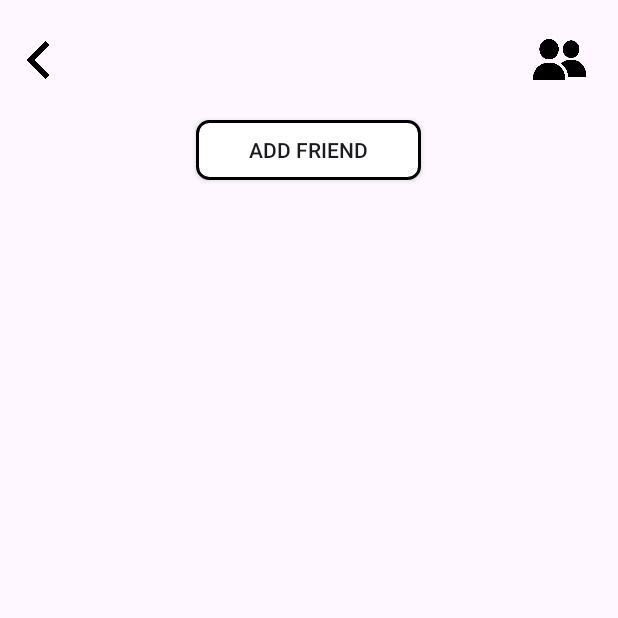
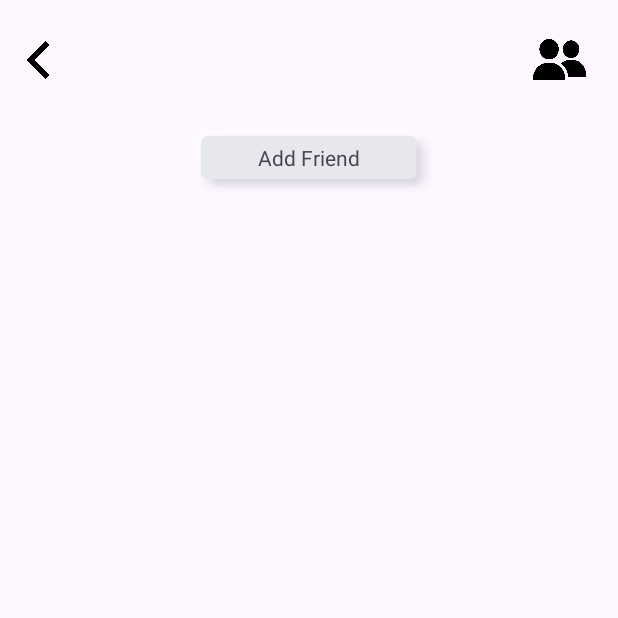
Before and after one commit to vincenteab/BeerIQ, an Android app: the FriendsListActivity screen opened directly, with no data from a screen before it, on a phone screen of 412 x 824 dp, the top half of it. Run offline under Robolectric (Android 15) with nearby library versions, the phone set to English and light mode, and no system bars; our stand-ins replace Firebase (no records; nobody signed in at launch, a user with empty details on screens opened directly).

Commit message:
added UI for friends list/requests

```diff
--- a/app/src/main/res/layout/fragment_friends_list.xml
+++ b/app/src/main/res/layout/fragment_friends_list.xml
@@ -36,14 +36,15 @@
 
         <androidx.appcompat.widget.AppCompatButton
             android:id="@+id/addFriendButton"
-            android:layout_width="150dp"
-            android:layout_height="40dp"
+            style="@null"
+            android:layout_width="170dp"
+            android:layout_height="50dp"
+            android:layout_gravity="center_horizontal"
+            android:layout_marginBottom="20dp"
+            android:background="@drawable/white_button"
+            android:backgroundTint="@null"
             android:text="Add Friend"
-            android:layout_marginBottom="20dp"
-            android:background="@drawable/border_drawable"
-            android:layout_gravity="center_horizontal"
-            android:backgroundTint="@null"
-            />
+            android:textAppearance="@style/TextAppearance.AppCompat.Small" />
 
         <ListView
             android:id="@+id/friendsList"
```
Also changed, not shown: app/src/main/java/com/example/beeriq/ui/FriendsList/FriendRequestActivity.kt (+12 -2 lines), app/src/main/res/layout/activity_friend_request.xml (+14 -3 lines), app/src/main/res/drawable/white_button.webp (added).
